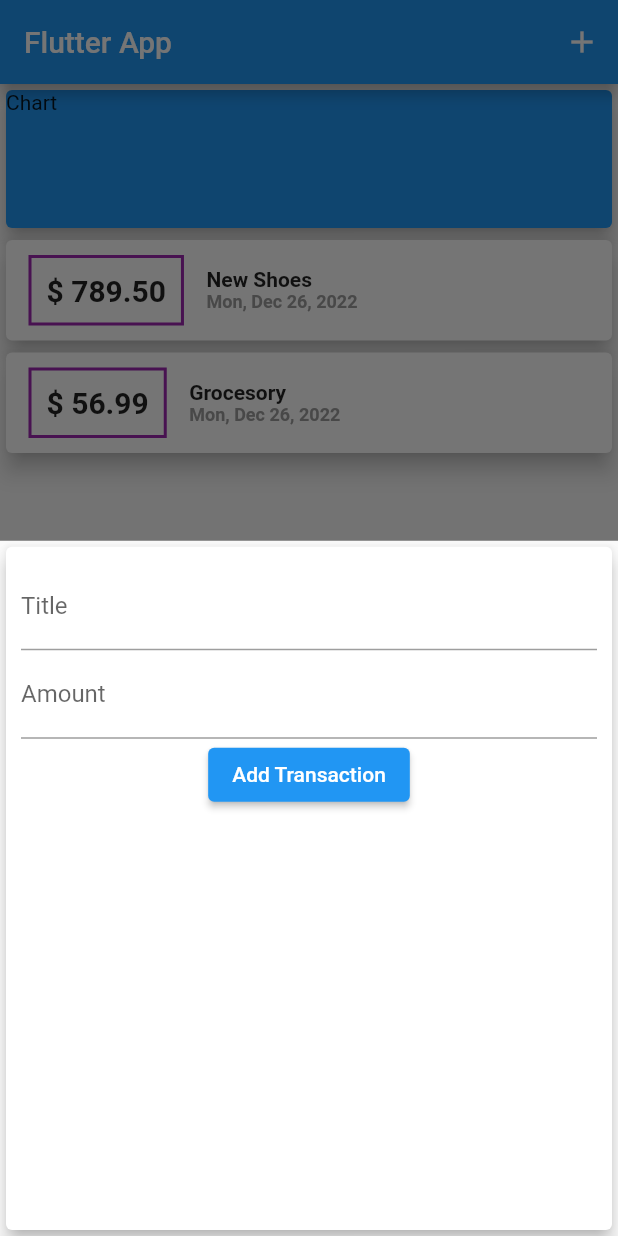
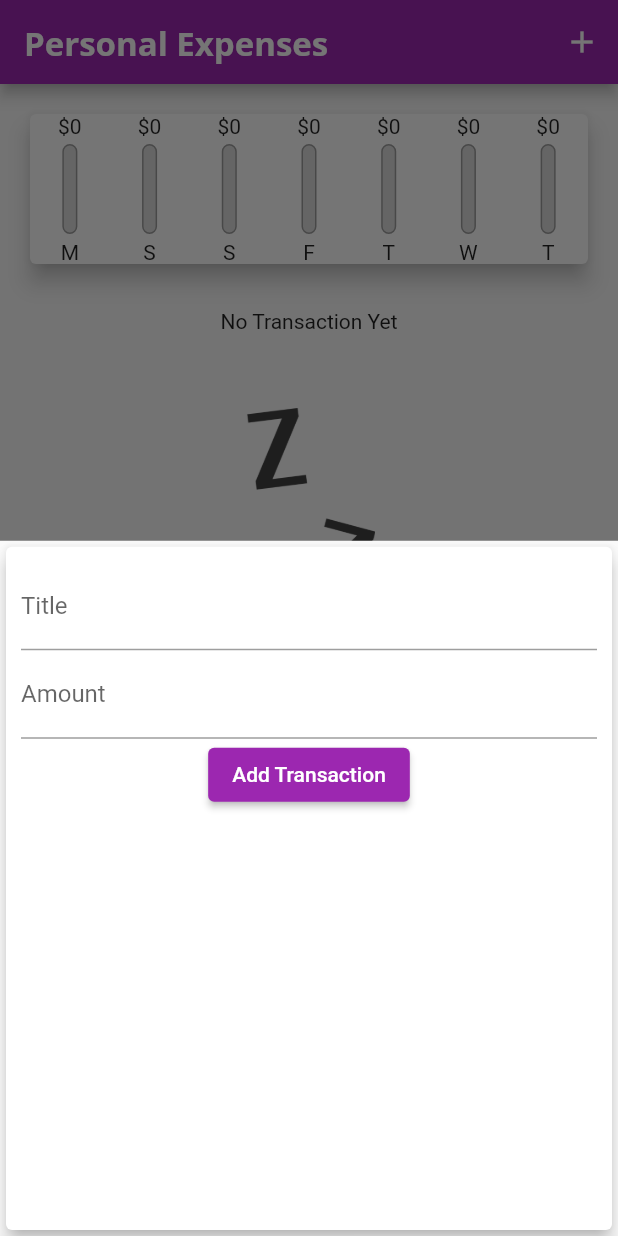
Before and after one commit to ganeshachary/flutterexpensemanager, a Flutter app: the screen it shows after launch, after a tap on the "add" icon, on a phone screen of 412 x 824 dp. Run offline on Flutter 3.47's test engine with Material 2 defaults, Android fonts, the phone set to English and light mode, and no system bars; missing offline and left inert: dart:ffi.

Commit message:
first commit

```diff
--- a/lib/main.dart
+++ b/lib/main.dart
@@ -1,6 +1,9 @@
+import 'dart:ffi';
+
 import 'package:flutter/material.dart';
 import '/widgets/new_transaction.dart';
 import './widgets/transaction_list.dart';
+import './widgets/chart.dart';
 import './model/transaction.dart';
 
 void main() {
@@ -13,7 +16,24 @@
   @override
   Widget build(BuildContext context) {
     return MaterialApp(
-      title: 'Flutter App',
+      title: 'Personal Expenses',
+      theme: ThemeData(
+          primarySwatch: Colors.purple,
+          accentColor: Colors.amber,
+          fontFamily: 'Quicksand',
+          textTheme: ThemeData.light().textTheme.copyWith(
+                  titleSmall: const TextStyle(
+                fontFamily: 'OpenSans',
+                fontWeight: FontWeight.bold,
+                fontSize: 20,
+              )),
+          appBarTheme: const AppBarTheme(
+            titleTextStyle: TextStyle(
+              fontFamily: 'OpenSans',
+              fontSize: 22,
+              fontWeight: FontWeight.bold,
+            ),
+          )),
       home: MyApp(),
     );
   }
@@ -28,11 +48,21 @@
 
 class _MyAppState extends State<MyApp> {
   final List<Transaction> _userTransaction = [
-    Transaction(
-        id: 't1', title: 'New Shoes', amount: 789.50, date: DateTime.now()),
-    Transaction(
-        id: 't2', title: 'Grocesory', amount: 56.99, date: DateTime.now())
+    // Transaction(
+    //     id: 't1', title: 'New Shoes', amount: 789.50, date: DateTime.now()),
+    // Transaction(
+    //     id: 't2', title: 'Grocesory', amount: 56.99, date: DateTime.now())
   ];
+
+  List<Transaction> get _recentTransactions {
+    return _userTransaction.where((tx) {
+      return tx.date.isAfter(
+        DateTime.now().subtract(
+          const Duration(days: 7),
+        ),
+      );
+    }).toList();
+  }
 
   void _addNewTransaction(String txTitle, double txAmount) {
     final newTX = Transaction(
@@ -65,18 +95,13 @@
             onPressed: () => _startAddNewTransaction(context),
           )
         ],
-        title: const Text('Flutter App'),
+        title: const Text('Personal Expenses'),
       ),
       body: Column(
         // mainAxisAlignment: MainAxisAlignment.start,
         crossAxisAlignment: CrossAxisAlignment.stretch,
         children: <Widget>[
-          Container(
-            height: 100,
-            width: double.infinity,
-            child: const Card(
-                color: Colors.blue, elevation: 5, child: Text('Chart')),
-          ),
+          Chart(recentTransactions: _recentTransactions),
           TransactionList(
             transactions: _userTransaction,
           ),
--- /dev/null
+++ b/lib/widgets/chart.dart
@@ -0,0 +1,64 @@
+import 'package:flutter/material.dart';
+import 'package:udemy_module3/widgets/chartbar.dart';
+import '../model/transaction.dart';
+import 'package:intl/intl.dart';
+
+class Chart extends StatelessWidget {
+  final List<Transaction> recentTransactions;
+
+  const Chart({super.key, required this.recentTransactions});
+
+  List<Map<String, Object>> get groupedTransactionsValues {
+    return List.generate(7, (index) {
+      final weekDay = DateTime.now().subtract(
+        Duration(days: index),
+      );
+      double totalSum = 0;
+
+      for (var i = 0; i < recentTransactions.length; i++) {
+        if (recentTransactions[i].date.day == weekDay.day &&
+            recentTransactions[i].date.month == weekDay.month &&
+            recentTransactions[i].date.month == weekDay.month) {
+          totalSum += recentTransactions[i].amount;
+        }
+      }
+      print(DateFormat.E().format(weekDay).substring(0, 1));
+      print(totalSum);
+      return {
+        'day': DateFormat.E().format(weekDay).substring(0, 1),
+        'amount': totalSum
+      };
+    });
+  }
+
+  double get totalSpending {
+    return groupedTransactionsValues.fold(0.0, (sum, item) {
+      return sum + (item['amount'] as double);
+    });
+  }
+
+  @override
+  Widget build(BuildContext context) {
+    print(groupedTransactionsValues);
+    return Card(
+      elevation: 6,
+      margin: const EdgeInsets.all(20),
+      child: Row(
+        mainAxisAlignment: MainAxisAlignment.spaceAround,
+        children: groupedTransactionsValues.map(
+          (data) {
+            return Flexible(
+              fit: FlexFit.tight,
+              child: Chartbar(
+                  label: data['day'].toString(),
+                  spendingAmount: (data['amount'] as double),
+                  spendingPctOfTotal: totalSpending == 0.0
+                      ? 0.0
+                      : (data['amount'] as double) / totalSpending),
+            );
+          },
+        ).toList(),
+      ),
+    );
+  }
+}
--- /dev/null
+++ b/lib/widgets/chartbar.dart
@@ -0,0 +1,51 @@
+import 'package:flutter/material.dart';
+
+class Chartbar extends StatelessWidget {
+  final String label;
+  final double spendingAmount;
+  final double spendingPctOfTotal;
+
+  const Chartbar(
+      {super.key,
+      required this.label,
+      required this.spendingAmount,
+      required this.spendingPctOfTotal});
+
+  @override
+  Widget build(BuildContext context) {
+    return Column(
+      children: [
+        Text('\$${spendingAmount.toStringAsFixed(0)}'),
+        const SizedBox(
+          height: 4,
+        ),
+        Container(
+          height: 60,
+          width: 10,
+          child: Stack(children: [
+            Container(
+              decoration: BoxDecoration(
+                border: Border.all(color: Colors.grey, width: 1.0),
+                color: const Color.fromRGBO(220, 220, 220, 1),
+                borderRadius: BorderRadius.circular(10),
+              ),
+            ),
+            FractionallySizedBox(
+              heightFactor: spendingPctOfTotal,
+              child: Container(
+                decoration: BoxDecoration(
+                  color: Theme.of(context).primaryColor,
+                  borderRadius: BorderRadius.circular(10),
+                ),
+              ),
+            )
+          ]),
+        ),
+        const SizedBox(
+          height: 4,
+        ),
+        Text(label),
+      ],
+    );
+  }
+}
--- a/lib/widgets/transaction_list.dart
+++ b/lib/widgets/transaction_list.dart
@@ -10,8 +10,27 @@
   @override
   Widget build(BuildContext context) {
     return Container(
-      height: 600,
-      child: ListView.builder(
+      height: 300,
+      child: transactions.isEmpty
+          ? Column(
+              children: [
+                const SizedBox(
+                  height: 10,
+                ),
+                const Text('No Transaction Yet'),
+                const SizedBox(
+                  height: 50,
+                ),
+                Container(
+                  height: 200,
+                  child: Image.asset(
+                    'assets/images/waiting.png',
+                    fit: BoxFit.cover,
+                  ),
+                )
+              ],
+            )
+          : ListView.builder(
               itemBuilder: (context, index) {
                 return Card(
                   elevation: 6,
@@ -19,18 +38,21 @@
                     children: <Widget>[
                       Container(
                         padding: const EdgeInsets.all(10),
-                  margin:
-                      const EdgeInsets.symmetric(vertical: 10, horizontal: 15),
+                        margin: const EdgeInsets.symmetric(
+                            vertical: 10, horizontal: 15),
                         decoration: BoxDecoration(
                           border: Border.all(
-                      color: Colors.purple,
+                            color: Theme.of(context).primaryColorLight,
                             width: 2,
                           ),
                         ),
                         child: Text(
                           '\$ ${transactions[index].amount.toStringAsFixed(2)}',
                           style: const TextStyle(
-                        fontWeight: FontWeight.bold, fontSize: 20),
+                            fontWeight: FontWeight.bold,
+                            fontSize: 20,
+                            color: Colors.black,
+                          ),
                         ),
                       ),
                       Column(
@@ -38,11 +60,11 @@
                         children: <Widget>[
                           Text(
                             transactions[index].title,
-                      style: const TextStyle(
-                          fontWeight: FontWeight.bold, fontSize: 14),
+                            style: Theme.of(context).textTheme.titleSmall,
                           ),
                           Text(
-                      DateFormat.yMMMEd().format(transactions[index].date),
+                            DateFormat.yMMMEd()
+                                .format(transactions[index].date),
                             style: const TextStyle(
                                 color: Colors.grey,
                                 fontWeight: FontWeight.bold,
```
Also changed, not shown: pubspec.yaml (+16 -9 lines), assets/fonts/OpenSans-Bold.ttf (added), assets/fonts/OpenSans-Regular.ttf (added), assets/fonts/Quicksand-Bold.ttf (added), assets/fonts/Quicksand-Light.ttf (added), assets/fonts/Quicksand-Medium.ttf (added), assets/fonts/Quicksand-Regular.ttf (added), assets/images/waiting.png (added). Lines whose indentation alone changed are shown as unchanged.
